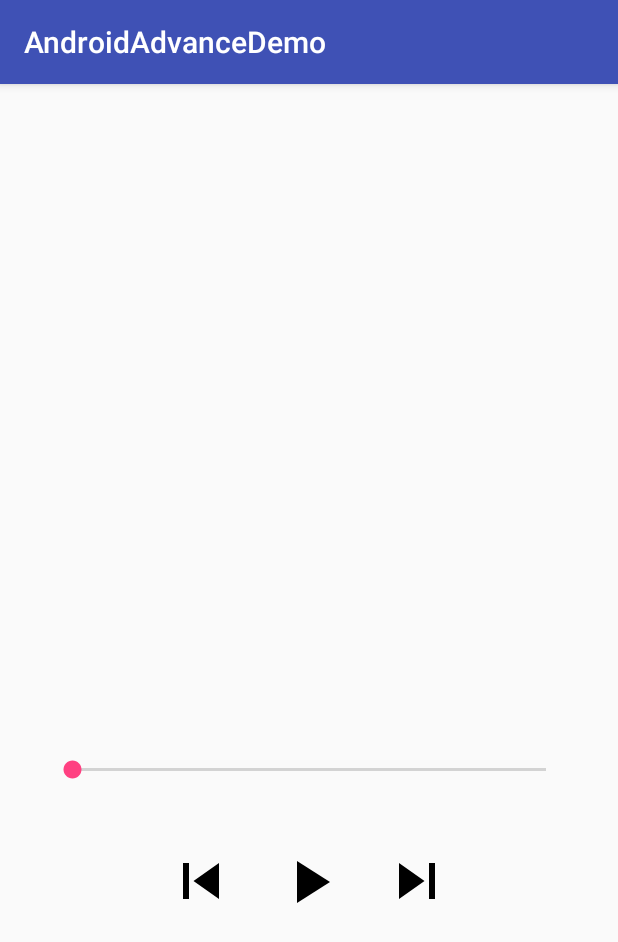
After one commit to hails96/AndroidAdvanceDemo, an Android app: the fragment MusicFragment shown on its own in the app's theme, on a phone screen of 412 x 824 dp. The commit adds this screen. Shown: the top 942 px of the screen. Run offline under Robolectric (Android 15) with nearby library versions, the phone set to English and light mode, and no system bars; 3 statements that could not run were skipped.

Commit message:
Broadcast Receiver & Service & Notification demo

```diff
--- a/app/src/main/AndroidManifest.xml
+++ b/app/src/main/AndroidManifest.xml
@@ -18,5 +18,7 @@
         </activity>
 
         <activity android:name=".MainActivity" />
+
+        <service android:name=".servicedemo.service.MusicService" />
     </application>
 </manifest>
--- a/app/src/main/java/lsh/framgia/com/androidadvancedemo/MainActivity.java
+++ b/app/src/main/java/lsh/framgia/com/androidadvancedemo/MainActivity.java
@@ -4,7 +4,7 @@ import android.os.Bundle;
 import android.support.v4.app.Fragment;
 import android.support.v7.app.AppCompatActivity;
 
-import lsh.framgia.com.androidadvancedemo.gallerydemo.GalleryFragment;
+import lsh.framgia.com.androidadvancedemo.servicedemo.fragment.MusicFragment;
 
 public class MainActivity extends AppCompatActivity {
 
@@ -12,7 +12,7 @@ public class MainActivity extends AppCompatActivity {
     protected void onCreate(Bundle savedInstanceState) {
         super.onCreate(savedInstanceState);
         setContentView(R.layout.activity_main);
-        replaceFragment(new GalleryFragment(), false);
+        replaceFragment(new MusicFragment(), false);
     }
 
     private void replaceFragment(Fragment fragment, boolean addToBackStack) {
--- /dev/null
+++ b/app/src/main/java/lsh/framgia/com/androidadvancedemo/servicedemo/fragment/MusicFragment.java
@@ -0,0 +1,180 @@
+package lsh.framgia.com.androidadvancedemo.servicedemo.fragment;
+
+import android.content.ComponentName;
+import android.content.Context;
+import android.content.Intent;
+import android.content.ServiceConnection;
+import android.os.Bundle;
+import android.os.Handler;
+import android.os.IBinder;
+import android.support.annotation.NonNull;
+import android.support.annotation.Nullable;
+import android.support.v4.app.Fragment;
+import android.view.LayoutInflater;
+import android.view.View;
+import android.view.ViewGroup;
+import android.widget.ImageView;
+import android.widget.SeekBar;
+import android.widget.TextView;
+
+import lsh.framgia.com.androidadvancedemo.R;
+import lsh.framgia.com.androidadvancedemo.servicedemo.listener.OnMediaPlayerStatusListener;
+import lsh.framgia.com.androidadvancedemo.servicedemo.model.Track;
+import lsh.framgia.com.androidadvancedemo.servicedemo.service.MusicService;
+import lsh.framgia.com.androidadvancedemo.utils.StringUtils;
+
+/**
+ * A simple {@link Fragment} subclass.
+ */
+public class MusicFragment extends Fragment implements OnMediaPlayerStatusListener {
+
+    private static final int DELAY_TIME = 1000;
+
+    private SeekBar mSeekBarProgress;
+    private TextView mTextViewTitle;
+    private TextView mTextViewProgress;
+    private TextView mTextViewDuration;
+    private ImageView mImagePlay;
+    private ImageView mImageNext;
+    private ImageView mImagePrevious;
+
+    private MusicService mMusicService;
+    private ServiceConnection mServiceConnection;
+    private boolean mBound;
+    private Handler mHandler = new Handler();
+    private Runnable mRunnable = new Runnable() {
+        @Override
+        public void run() {
+            if (mMusicService.isPlaying()) {
+                int position = mMusicService.getCurrentPosition();
+                mSeekBarProgress.setProgress(position);
+                mTextViewProgress.setText(StringUtils.convertMillisToTimer(position));
+            }
+            mHandler.postDelayed(this, DELAY_TIME);
+        }
+    };
+
+    public MusicFragment() {
+        // Required empty public constructor
+    }
+
+    @Override
+    public void onCreate(@Nullable Bundle savedInstanceState) {
+        super.onCreate(savedInstanceState);
+        if (getActivity() == null) return;
+        mServiceConnection = new ServiceConnection() {
+            @Override
+            public void onServiceConnected(ComponentName name, IBinder service) {
+                mMusicService = ((MusicService.MusicBinder) service).getService();
+                mBound = true;
+                mMusicService.setOnMediaPlayerStatusListener(MusicFragment.this);
+            }
+
+            @Override
+            public void onServiceDisconnected(ComponentName name) {
+                mBound = false;
+            }
+        };
+        Intent intent = new Intent(getActivity(), MusicService.class);
+        getActivity().bindService(intent, mServiceConnection, Context.BIND_AUTO_CREATE);
+    }
+
+    @Override
+    public View onCreateView(LayoutInflater inflater, ViewGroup container,
+                             Bundle savedInstanceState) {
+        // Inflate the layout for this fragment
+        return inflater.inflate(R.layout.fragment_music, container, false);
+    }
+
+    @Override
+    public void onViewCreated(@NonNull View view, @Nullable Bundle savedInstanceState) {
+        super.onViewCreated(view, savedInstanceState);
+        setupReferences(view);
+        setupListeners();
+    }
+
+    @Override
+    public void onDestroy() {
+        super.onDestroy();
+        if (getActivity() == null) return;
+        getActivity().unbindService(mServiceConnection);
+    }
+
+    @Override
+    public void onSongPrepared(Track track) {
+        mTextViewTitle.setText(StringUtils.formatTrackTitle(track.getName(), track.getArtist()));
+        mSeekBarProgress.setMax(mMusicService.getDuration());
+        mTextViewDuration.setText(StringUtils.convertMillisToTimer(mMusicService.getDuration()));
+        getActivity().runOnUiThread(mRunnable);
+    }
+
+    @Override
+    public void onPaused() {
+        mImagePlay.setImageResource(R.drawable.ic_play);
+    }
+
+    @Override
+    public void onResumed() {
+        mImagePlay.setImageResource(R.drawable.ic_pause);
+    }
+
+    private void setupListeners() {
+        mImagePlay.setOnClickListener(new View.OnClickListener() {
+            @Override
+            public void onClick(View v) {
+                if (!mMusicService.isInitiated()) {
+                    mMusicService.playSong(0);
+                    mImagePlay.setImageResource(R.drawable.ic_pause);
+                } else if (mMusicService.isPlaying()) {
+                    mMusicService.stopPlayingMusic();
+                } else {
+                    mMusicService.resumePlayingMusic();
+                }
+            }
+        });
+
+        mImagePrevious.setOnClickListener(new View.OnClickListener() {
+            @Override
+            public void onClick(View v) {
+                mMusicService.playPreviousSong();
+                mImagePlay.setImageResource(R.drawable.ic_pause);
+            }
+        });
+
+        mImageNext.setOnClickListener(new View.OnClickListener() {
+            @Override
+            public void onClick(View v) {
+                mMusicService.playNextSong();
+                mImagePlay.setImageResource(R.drawable.ic_pause);
+            }
+        });
+
+        mSeekBarProgress.setOnSeekBarChangeListener(new SeekBar.OnSeekBarChangeListener() {
+            @Override
+            public void onProgressChanged(SeekBar seekBar, int progress, boolean fromUser) {
+
+            }
+
+            @Override
+            public void onStartTrackingTouch(SeekBar seekBar) {
+
+            }
+
+            @Override
+            public void onStopTrackingTouch(SeekBar seekBar) {
+                mMusicService.seekTo(seekBar.getProgress());
+                mHandler.postDelayed(mRunnable, DELAY_TIME);
+            }
+        });
+    }
+
+    private void setupReferences(View view) {
+        mSeekBarProgress = view.findViewById(R.id.seek_bar_progress);
+        mTextViewTitle = view.findViewById(R.id.text_view_title);
+        mTextViewProgress = view.findViewById(R.id.text_view_progress);
+        mTextViewDuration = view.findViewById(R.id.text_view_duration);
+        mImagePlay = view.findViewById(R.id.image_play);
+        mImageNext = view.findViewById(R.id.image_next);
+        mImagePrevious = view.findViewById(R.id.image_previous);
+    }
+}
--- /dev/null
+++ b/app/src/main/java/lsh/framgia/com/androidadvancedemo/servicedemo/listener/OnMediaPlayerStatusListener.java
@@ -0,0 +1,11 @@
+package lsh.framgia.com.androidadvancedemo.servicedemo.listener;
+
+import lsh.framgia.com.androidadvancedemo.servicedemo.model.Track;
+
+public interface OnMediaPlayerStatusListener {
+    void onSongPrepared(Track track);
+
+    void onPaused();
+
+    void onResumed();
+}
--- /dev/null
+++ b/app/src/main/res/drawable/ic_pause.xml
@@ -0,0 +1,9 @@
+<vector xmlns:android="http://schemas.android.com/apk/res/android"
+        android:width="24dp"
+        android:height="24dp"
+        android:viewportWidth="24.0"
+        android:viewportHeight="24.0">
+    <path
+        android:fillColor="#FF000000"
+        android:pathData="M6,19h4L10,5L6,5v14zM14,5v14h4L18,5h-4z"/>
+</vector>
--- /dev/null
+++ b/app/src/main/res/drawable/ic_play.xml
@@ -0,0 +1,9 @@
+<vector xmlns:android="http://schemas.android.com/apk/res/android"
+        android:width="24dp"
+        android:height="24dp"
+        android:viewportWidth="24.0"
+        android:viewportHeight="24.0">
+    <path
+        android:fillColor="#FF000000"
+        android:pathData="M8,5v14l11,-7z"/>
+</vector>
--- /dev/null
+++ b/app/src/main/res/drawable/ic_skip_next.xml
@@ -0,0 +1,9 @@
+<vector xmlns:android="http://schemas.android.com/apk/res/android"
+        android:width="24dp"
+        android:height="24dp"
+        android:viewportWidth="24.0"
+        android:viewportHeight="24.0">
+    <path
+        android:fillColor="#FF000000"
+        android:pathData="M6,18l8.5,-6L6,6v12zM16,6v12h2V6h-2z"/>
+</vector>
--- /dev/null
+++ b/app/src/main/res/drawable/ic_skip_previous.xml
@@ -0,0 +1,9 @@
+<vector xmlns:android="http://schemas.android.com/apk/res/android"
+        android:width="24dp"
+        android:height="24dp"
+        android:viewportWidth="24.0"
+        android:viewportHeight="24.0">
+    <path
+        android:fillColor="#FF000000"
+        android:pathData="M6,6h2v12L6,18zM9.5,12l8.5,6L18,6z"/>
+</vector>
--- /dev/null
+++ b/app/src/main/res/layout/fragment_music.xml
@@ -0,0 +1,100 @@
+<?xml version="1.0" encoding="utf-8"?>
+<android.support.constraint.ConstraintLayout xmlns:android="http://schemas.android.com/apk/res/android"
+    xmlns:app="http://schemas.android.com/apk/res-auto"
+    xmlns:tools="http://schemas.android.com/tools"
+    android:layout_width="match_parent"
+    android:layout_height="match_parent"
+    tools:context=".servicedemo.fragment.MusicFragment">
+
+    <ImageView
+        android:id="@+id/image_play"
+        android:layout_width="@dimen/dp_48"
+        android:layout_height="@dimen/dp_48"
+        android:layout_marginBottom="@dimen/dp_8"
+        android:layout_marginEnd="@dimen/dp_8"
+        android:layout_marginStart="@dimen/dp_8"
+        android:layout_marginTop="@dimen/dp_8"
+        android:src="@drawable/ic_play"
+        app:layout_constraintBottom_toBottomOf="parent"
+        app:layout_constraintEnd_toEndOf="parent"
+        app:layout_constraintStart_toStartOf="parent"
+        app:layout_constraintTop_toTopOf="parent"
+        app:layout_constraintVertical_bias="0.71000004" />
+
+    <ImageView
+        android:id="@+id/image_previous"
+        android:layout_width="@dimen/dp_48"
+        android:layout_height="@dimen/dp_48"
+        android:layout_marginBottom="@dimen/dp_8"
+        android:layout_marginEnd="@dimen/dp_24"
+        android:layout_marginTop="@dimen/dp_8"
+        android:src="@drawable/ic_skip_previous"
+        app:layout_constraintBottom_toBottomOf="parent"
+        app:layout_constraintEnd_toStartOf="@+id/image_play"
+        app:layout_constraintTop_toTopOf="parent"
+        app:layout_constraintVertical_bias="0.709" />
+
+    <SeekBar
+        android:id="@+id/seek_bar_progress"
+        android:layout_width="0dp"
+        android:layout_height="wrap_content"
+        android:layout_marginBottom="@dimen/dp_8"
+        android:layout_marginEnd="@dimen/dp_32"
+        android:layout_marginStart="@dimen/dp_32"
+        android:layout_marginTop="@dimen/dp_8"
+        app:layout_constraintBottom_toTopOf="@+id/image_play"
+        app:layout_constraintEnd_toEndOf="parent"
+        app:layout_constraintHorizontal_bias="0.0"
+        app:layout_constraintStart_toStartOf="parent"
+        app:layout_constraintTop_toTopOf="parent"
+        app:layout_constraintVertical_bias="0.928" />
+
+    <ImageView
+        android:id="@+id/image_next"
+        android:layout_width="@dimen/dp_48"
+        android:layout_height="@dimen/dp_48"
+        android:layout_marginBottom="@dimen/dp_8"
+        android:layout_marginStart="@dimen/dp_24"
+        android:layout_marginTop="@dimen/dp_8"
+        android:src="@drawable/ic_skip_next"
+        app:layout_constraintBottom_toBottomOf="parent"
+        app:layout_constraintStart_toEndOf="@+id/image_play"
+        app:layout_constraintTop_toTopOf="parent"
+        app:layout_constraintVertical_bias="0.709" />
+
+    <TextView
+        android:id="@+id/text_view_progress"
+        android:layout_width="wrap_content"
+        android:layout_height="wrap_content"
+        android:layout_marginBottom="@dimen/dp_8"
+        android:layout_marginStart="@dimen/dp_16"
+        app:layout_constraintBottom_toTopOf="@+id/seek_bar_progress"
+        app:layout_constraintStart_toStartOf="parent" />
+
+    <TextView
+        android:id="@+id/text_view_duration"
+        android:layout_width="wrap_content"
+        android:layout_height="wrap_content"
+        android:layout_marginBottom="@dimen/dp_8"
+        android:layout_marginEnd="@dimen/dp_16"
+        app:layout_constraintBottom_toTopOf="@+id/seek_bar_progress"
+        app:layout_constraintEnd_toEndOf="parent" />
+
+    <TextView
+        android:id="@+id/text_view_title"
+        android:layout_width="wrap_content"
+        android:layout_height="wrap_content"
+        android:layout_marginBottom="@dimen/dp_8"
+        android:layout_marginEnd="@dimen/dp_16"
+        android:layout_marginStart="@dimen/dp_16"
+        android:layout_marginTop="@dimen/dp_8"
+        android:textAlignment="center"
+        android:textColor="@android:color/black"
+        android:textSize="@dimen/sp_16"
+        android:textStyle="bold"
+        app:layout_constraintBottom_toBottomOf="parent"
+        app:layout_constraintEnd_toEndOf="parent"
+        app:layout_constraintStart_toStartOf="parent"
+        app:layout_constraintTop_toTopOf="parent"
+        app:layout_constraintVertical_bias="0.06999999" />
+</android.support.constraint.ConstraintLayout>
--- a/app/src/main/res/values/dimens.xml
+++ b/app/src/main/res/values/dimens.xml
@@ -2,4 +2,10 @@
 <resources>
     <dimen name="dp_20">20dp</dimen>
     <dimen name="dp_200">200dp</dimen>
+    <dimen name="dp_48">48dp</dimen>
+    <dimen name="dp_8">8dp</dimen>
+    <dimen name="dp_24">24dp</dimen>
+    <dimen name="dp_16">16dp</dimen>
+    <dimen name="dp_32">32dp</dimen>
+    <dimen name="sp_16">16sp</dimen>
 </resources>
--- a/app/src/main/res/values/strings.xml
+++ b/app/src/main/res/values/strings.xml
@@ -5,4 +5,6 @@
     <string name="label_wolverine">Wolverine Witch</string>
     <string name="label_tab_place_holder">Tab %d</string>
     <string name="label_open_gallery">Open Gallery</string>
+    <string name="resources_path_place_holder">android.resource://%s/%d</string>
+    <string name="timer_place_holder">%02d:%02d</string>
 </resources>
```
Also changed, not shown: app/src/main/java/lsh/framgia/com/androidadvancedemo/servicedemo/model/Track.java (added, +34 -0 lines), app/src/main/java/lsh/framgia/com/androidadvancedemo/servicedemo/service/MusicService.java (added, +160 -0 lines), app/src/main/java/lsh/framgia/com/androidadvancedemo/utils/StringUtils.java (added, +17 -0 lines), 3 other files.
